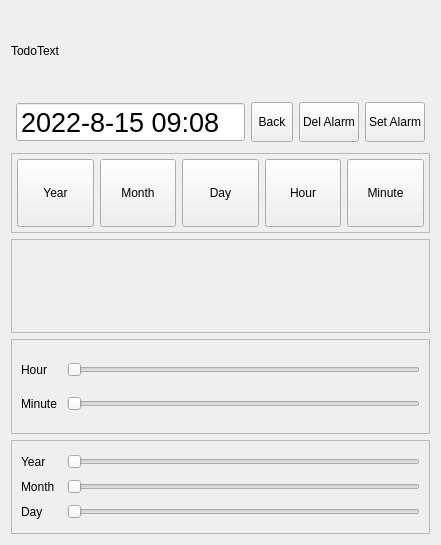
The window that src/msgdialog.ui (ic005k/Knot-Legacy) describes before a commit, drawn with Qt 5.
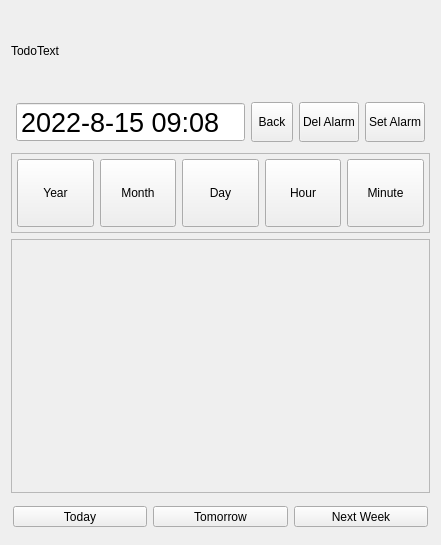
The same window after the commit.

```diff
--- a/src/msgdialog.ui
+++ b/src/msgdialog.ui
@@ -276,190 +276,70 @@
     </widget>
    </item>
    <item>
-    <widget class="QFrame" name="frameTime">
-     <property name="frameShape">
-      <enum>QFrame::StyledPanel</enum>
+    <widget class="QFrame" name="frameBtnFun">
+     <property name="maximumSize">
+      <size>
+       <width>16777215</width>
+       <height>35</height>
+      </size>
      </property>
-     <property name="frameShadow">
-      <enum>QFrame::Raised</enum>
-     </property>
-     <layout class="QVBoxLayout" name="verticalLayout">
-      <item>
-       <layout class="QHBoxLayout" name="horizontalLayout">
-        <item>
-         <widget class="QLabel" name="label">
-          <property name="minimumSize">
-           <size>
-            <width>40</width>
-            <height>0</height>
-           </size>
-          </property>
-          <property name="text">
-           <string>Hour</string>
-          </property>
-         </widget>
-        </item>
-        <item>
-         <widget class="QSlider" name="hsHour">
-          <property name="maximum">
-           <number>23</number>
-          </property>
-          <property name="pageStep">
-           <number>1</number>
-          </property>
-          <property name="orientation">
-           <enum>Qt::Horizontal</enum>
-          </property>
-         </widget>
-        </item>
-       </layout>
-      </item>
-      <item>
-       <layout class="QHBoxLayout" name="horizontalLayout_4">
-        <item>
-         <widget class="QLabel" name="label_3">
-          <property name="minimumSize">
-           <size>
-            <width>40</width>
-            <height>0</height>
-           </size>
-          </property>
-          <property name="text">
-           <string>Minute</string>
-          </property>
-         </widget>
-        </item>
-        <item>
-         <widget class="QSlider" name="hsMinute">
-          <property name="maximum">
-           <number>59</number>
-          </property>
-          <property name="pageStep">
-           <number>1</number>
-          </property>
-          <property name="orientation">
-           <enum>Qt::Horizontal</enum>
-          </property>
-         </widget>
-        </item>
-       </layout>
-      </item>
-     </layout>
-    </widget>
-   </item>
-   <item>
-    <widget class="QFrame" name="frameDate">
      <property name="frameShape">
-      <enum>QFrame::StyledPanel</enum>
+      <enum>QFrame::NoFrame</enum>
      </property>
      <property name="frameShadow">
       <enum>QFrame::Raised</enum>
      </property>
-     <layout class="QVBoxLayout" name="verticalLayout_2">
+     <layout class="QHBoxLayout" name="horizontalLayout">
+      <property name="leftMargin">
+       <number>2</number>
+      </property>
+      <property name="topMargin">
+       <number>2</number>
+      </property>
+      <property name="rightMargin">
+       <number>2</number>
+      </property>
+      <property name="bottomMargin">
+       <number>2</number>
+      </property>
       <item>
-       <layout class="QHBoxLayout" name="horizontalLayout_6">
-        <item>
-         <widget class="QLabel" name="label_5">
-          <property name="minimumSize">
-           <size>
-            <width>40</width>
-            <height>0</height>
-           </size>
-          </property>
-          <property name="text">
-           <string>Year</string>
-          </property>
-         </widget>
-        </item>
-        <item>
-         <widget class="QSlider" name="hsYear">
-          <property name="minimum">
-           <number>2022</number>
-          </property>
-          <property name="maximum">
-           <number>2032</number>
-          </property>
-          <property name="pageStep">
-           <number>1</number>
-          </property>
-          <property name="orientation">
-           <enum>Qt::Horizontal</enum>
-          </property>
-          <property name="invertedAppearance">
-           <bool>false</bool>
-          </property>
-          <property name="invertedControls">
-           <bool>false</bool>
-          </property>
-         </widget>
-        </item>
-       </layout>
+       <widget class="QToolButton" name="btnToday">
+        <property name="sizePolicy">
+         <sizepolicy hsizetype="Preferred" vsizetype="Fixed">
+          <horstretch>0</horstretch>
+          <verstretch>0</verstretch>
+         </sizepolicy>
+        </property>
+        <property name="text">
+         <string>Today</string>
+        </property>
+       </widget>
       </item>
       <item>
-       <layout class="QHBoxLayout" name="horizontalLayout_5">
-        <item>
-         <widget class="QLabel" name="label_4">
-          <property name="minimumSize">
-           <size>
-            <width>40</width>
-            <height>0</height>
-           </size>
-          </property>
-          <property name="text">
-           <string>Month</string>
-          </property>
-         </widget>
-        </item>
-        <item>
-         <widget class="QSlider" name="hsMonth">
-          <property name="minimum">
-           <number>1</number>
-          </property>
-          <property name="maximum">
-           <number>12</number>
-          </property>
-          <property name="pageStep">
-           <number>1</number>
-          </property>
-          <property name="orientation">
-           <enum>Qt::Horizontal</enum>
-          </property>
-         </widget>
-        </item>
-       </layout>
+       <widget class="QToolButton" name="btnTomorrow">
+        <property name="sizePolicy">
+         <sizepolicy hsizetype="Preferred" vsizetype="Fixed">
+          <horstretch>0</horstretch>
+          <verstretch>0</verstretch>
+         </sizepolicy>
+        </property>
+        <property name="text">
+         <string>Tomorrow</string>
+        </property>
+       </widget>
       </item>
       <item>
-       <layout class="QHBoxLayout" name="horizontalLayout_3">
-        <item>
-         <widget class="QLabel" name="label_2">
-          <property name="minimumSize">
-           <size>
-            <width>40</width>
-            <height>0</height>
-           </size>
-          </property>
-          <property name="text">
-           <string>Day</string>
-          </property>
-         </widget>
-        </item>
-        <item>
-         <widget class="QSlider" name="hsDay">
-          <property name="minimum">
-           <number>1</number>
-          </property>
-          <property name="maximum">
-           <number>31</number>
-          </property>
-          <property name="pageStep">
-           <number>1</number>
-          </property>
-          <property name="orientation">
-           <enum>Qt::Horizontal</enum>
-          </property>
-         </widget>
-        </item>
-       </layout>
+       <widget class="QToolButton" name="btnNextWeek">
+        <property name="sizePolicy">
+         <sizepolicy hsizetype="Preferred" vsizetype="Fixed">
+          <horstretch>0</horstretch>
+          <verstretch>0</verstretch>
+         </sizepolicy>
+        </property>
+        <property name="text">
+         <string>Next Week</string>
+        </property>
+       </widget>
       </item>
      </layout>
     </widget>
```
